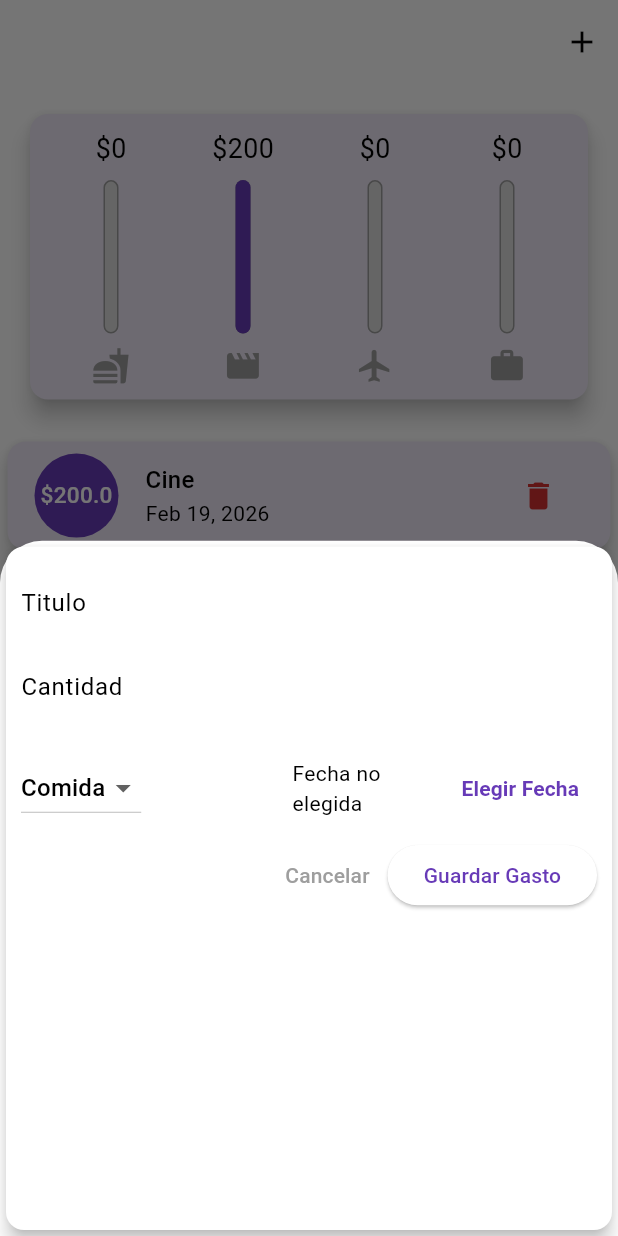
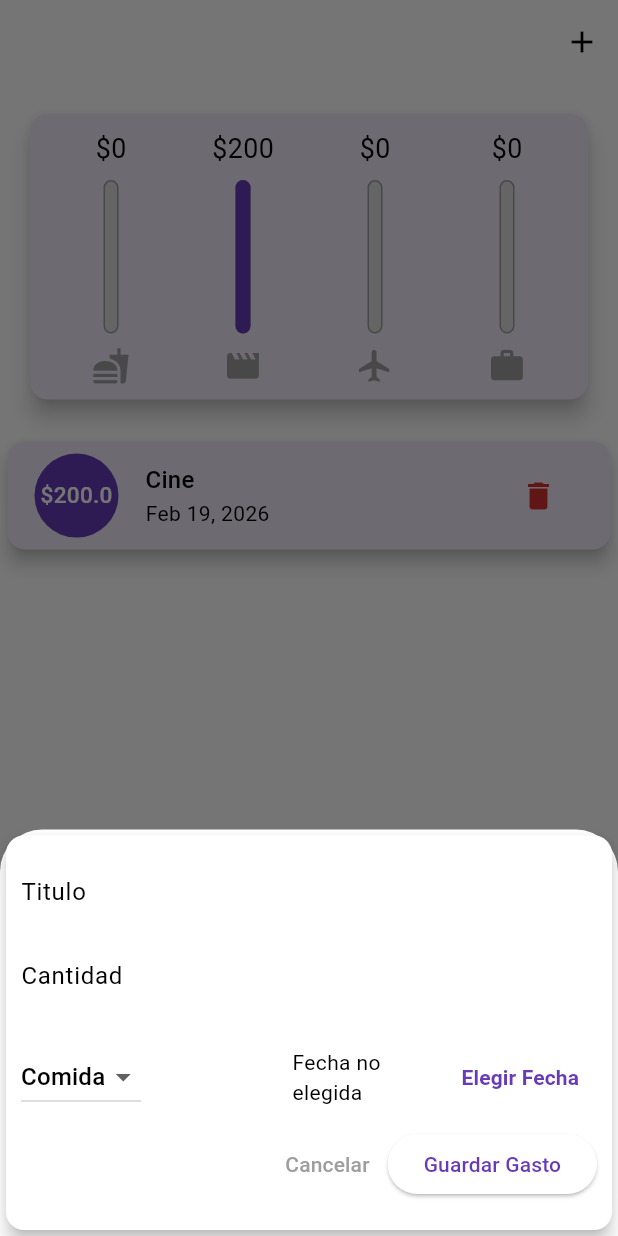
Before and after one commit to JhonzlyckCoding/PM_Proyecto_Final, a Flutter app: the screen it shows after launch, after a tap on the "delete" icon, after a tap on the "add" icon, on a phone screen of 412 x 824 dp. Run offline on Flutter 3.47's test engine with Material 3 defaults, Android fonts, the phone set to English and light mode, and no system bars; Roboto replaces fonts that are missing (OpenSans, Quicksand).

Commit message:
Correciones (Boton mas intuitivo para mostrar de manera horizontal, y ademas solucion de error de amontonamiento de elementos en la pantalla de agregar gasto)

```diff
--- a/lib/main.dart
+++ b/lib/main.dart
@@ -1,5 +1,4 @@
 import 'package:flutter/material.dart';
-
 import './widgets/new_transaction.dart';
 import './widgets/transaction_list.dart';
 import './widgets/chart.dart';
@@ -31,6 +30,8 @@
       home: MyHomePage(),
     );
   }
+
+
 }
 
 class MyHomePage extends StatefulWidget {
@@ -85,6 +86,44 @@
     });
   }
 
+  Widget _buildLandscapeSwitch(BuildContext context) {
+    return Container(
+      margin: const EdgeInsets.symmetric(vertical: 10, horizontal: 20),
+      padding: const EdgeInsets.symmetric(horizontal: 15, vertical: 5),
+      decoration:  BoxDecoration(
+        color: Theme.of(context).colorScheme.primaryContainer,
+        borderRadius: BorderRadius.circular(15),
+        border: Border.all(color: Theme.of(context).colorScheme.primary, width: 1),
+      ),
+      child: Row(
+        mainAxisAlignment: MainAxisAlignment.spaceBetween,
+        children: [
+          Row(
+            children: [
+              Icon(Icons.bar_chart, color: Theme.of(context).primaryColor),
+              const SizedBox(width: 10),
+              Text(
+                'Mostrar Grafica de Gastos',
+                style: Theme.of(context).textTheme.titleMedium?.copyWith(
+                      fontWeight: FontWeight.bold,
+                    ),
+              ),
+            ],
+          ),
+          Switch.adaptive(
+            activeTrackColor: Theme.of(context).colorScheme.secondary,
+            value: _showChart,
+            onChanged: (val) {
+              setState(() {
+                _showChart = val;
+              });
+            },
+          ),
+        ],
+      ),
+    );
+  }
+
   @override
   Widget build(BuildContext context) {
     final mediaQuery = MediaQuery.of(context);
@@ -111,35 +150,35 @@
         child: Column(
           crossAxisAlignment: CrossAxisAlignment.stretch,
           children: <Widget>[
-            if (isLandscape)
-              Row(
-                mainAxisAlignment: MainAxisAlignment.center,
-                children: [
-                  Text('Mostrar Gráfica', style: Theme.of(context).textTheme.titleMedium),
-                  Switch.adaptive(
-                    activeColor: Theme.of(context).colorScheme.secondary,
-                    value: _showChart,
-                    onChanged: (val) {
-                      setState(() {
-                        _showChart = val;
-                      });
-                    },
-                  ),
-                ],
-              ),
-            if (!isLandscape)
+
+            if(isLandscape) ...[
+
+              _buildLandscapeSwitch(context),
+              _showChart
+              ? Container(
+
+                height: (mediaQuery.size.height - appBar.preferredSize.height - mediaQuery.padding.top) * 0.6,
+                child: Chart(_recentTransactions),
+
+              )
+
+            : txListWidget
+
+            ],
+
+            if (!isLandscape) ...[
+
               Container(
+
                 height: (mediaQuery.size.height - appBar.preferredSize.height - mediaQuery.padding.top) * 0.3,
                 child: Chart(_recentTransactions),
+
               ),
-            if (!isLandscape) txListWidget,
-            if (isLandscape)
-              _showChart
-                  ? Container(
-                      height: (mediaQuery.size.height - appBar.preferredSize.height - mediaQuery.padding.top) * 0.7,
-                      child: Chart(_recentTransactions),
-                    )
-                  : txListWidget
+
+              txListWidget,
+
+            ],
+
           ],
         ),
       ),
--- a/lib/widgets/chart.dart
+++ b/lib/widgets/chart.dart
@@ -1,5 +1,4 @@
 import 'package:flutter/material.dart';
-import 'package:flutter/rendering.dart';
 import '../models/transaction.dart';
 
 class Chart extends StatelessWidget{
--- a/lib/widgets/new_transaction.dart
+++ b/lib/widgets/new_transaction.dart
@@ -1,4 +1,3 @@
-
 import 'package:flutter/material.dart';
 import 'package:intl/intl.dart';
 
@@ -41,11 +40,19 @@
       });
   }
   @override
-  Widget build(BuildContext context){
-    return Card(
+  Widget build(BuildContext context) {
+    // 1. Agregamos el SingleChildScrollView para permitir el desplazamiento
+    return SingleChildScrollView(
+      child: Card(
         elevation: 5,
         child: Container(
-        padding: EdgeInsets.all(10),
+          padding: EdgeInsets.only(
+            top: 10,
+            left: 10,
+            right: 10,
+            // 2. Ajuste dinámico para que el teclado no tape los botones
+            bottom: MediaQuery.of(context).viewInsets.bottom + 20,
+          ),
           child: Column(
             crossAxisAlignment: CrossAxisAlignment.end,
             children: <Widget>[
@@ -58,49 +65,50 @@
                 controller: _cantidadControler,
                 keyboardType: TextInputType.number,
               ),
-            SizedBox(height: 15),
+              const SizedBox(height: 15),
               Row(
                 children: [
                   DropdownButton<String>(
                     value: _seleccionarCategoria,
-                  items: ['Comida','Cine','Viaje','Trabajo']
-                  .map((Category)=>DropdownMenuItem(
-                    child:Text(Category),
+                    items: ['Comida', 'Cine', 'Viaje', 'Trabajo']
+                        .map((Category) => DropdownMenuItem(
+                              child: Text(Category),
                               value: Category,
                             ))
                         .toList(),
-                     onChanged: (value){
+                    onChanged: (value) {
                       setState(() {
-                        _seleccionarCategoria=value!;
+                        _seleccionarCategoria = value!;
                       });
                     },
                   ),
-                  Spacer(),
+                  const Spacer(),
                   Expanded(
                     child: Text(
-                      _seleccionarFecha==null
-                      ?'Fecha no elegida'
-                      :'Fecha: ${DateFormat.yMd().format(_seleccionarFecha!)}',
+                      _seleccionarFecha == null
+                          ? 'Fecha no elegida'
+                          : 'Fecha: ${DateFormat.yMd().format(_seleccionarFecha!)}',
                     ),
                   ),
                   TextButton(
-                      child: Text("Elegir Fecha", style: TextStyle(fontWeight:FontWeight.bold)),
+                    child: const Text("Elegir Fecha",
+                        style: TextStyle(fontWeight: FontWeight.bold)),
                     onPressed: _presenterDatePicker,
                   )
                 ],
               ),
-            SizedBox(height: 10),
+              const SizedBox(height: 10),
               Row(
                 mainAxisAlignment: MainAxisAlignment.end,
                 children: [
                   TextButton(
-                  child: Text('Cancelar', style: TextStyle(color: Colors.grey)),
-                  onPressed: (){
+                    child: const Text('Cancelar', style: TextStyle(color: Colors.grey)),
+                    onPressed: () {
                       Navigator.of(context).pop();
                     },
                   ),
                   ElevatedButton(
-                    child: Text("Guardar Gasto"),
+                    child: const Text("Guardar Gasto"),
                     onPressed: _entregarDatos,
                   ),
                 ],
@@ -108,6 +116,7 @@
             ],
           ),
         ),
+      ),
     );
   }
 }
```
Lines whose indentation alone changed are shown as unchanged.
